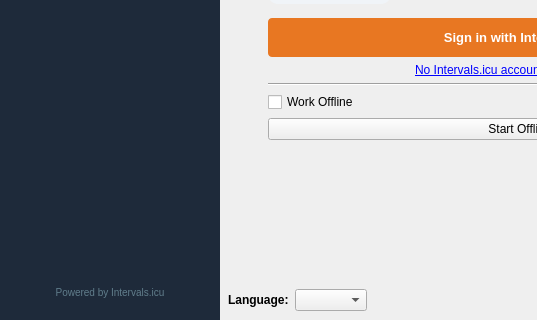
Qt form src/ui/dialoglogin.ui (MaximumTrainer/MaximumTrainer_Redux) before a commit; both pictures show x 0 to 537 and y 200 to 520 of the 820 by 520 pixel window.
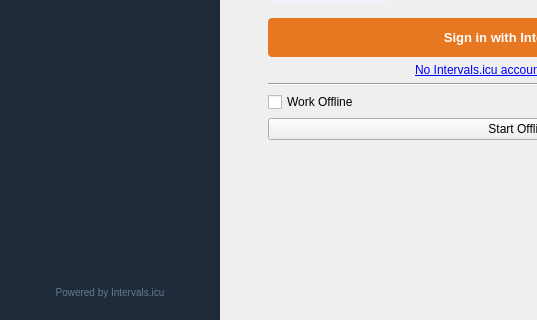
The same form after that commit. Icons and pictures are not drawn. Custom widgets are drawn as their Qt base class.

Diff of the .ui file:
```diff
--- a/src/ui/dialoglogin.ui
+++ b/src/ui/dialoglogin.ui
@@ -581,35 +581,6 @@
          <property name="bottomMargin">
           <number>0</number>
          </property>
-         <item>
-          <widget class="QLabel" name="label_language">
-           <property name="font">
-            <font>
-             <weight>75</weight>
-             <bold>true</bold>
-            </font>
-           </property>
-           <property name="text">
-            <string>Language:</string>
-           </property>
-           <property name="alignment">
-            <set>Qt::AlignLeading|Qt::AlignLeft|Qt::AlignVCenter</set>
-           </property>
-          </widget>
-         </item>
-         <item>
-          <widget class="LanguageComboBox" name="comboBox_language">
-           <property name="sizePolicy">
-            <sizepolicy hsizetype="Preferred" vsizetype="Fixed">
-             <horstretch>0</horstretch>
-             <verstretch>0</verstretch>
-            </sizepolicy>
-           </property>
-           <property name="cursor">
-            <cursorShape>PointingHandCursor</cursorShape>
-           </property>
-          </widget>
-         </item>
          <item>
           <spacer name="horizontalSpacer_bottom">
            <property name="orientation">
@@ -666,13 +637,6 @@
    </item>
   </layout>
  </widget>
- <customwidgets>
-  <customwidget>
-   <class>LanguageComboBox</class>
-   <extends>QComboBox</extends>
-   <header>languagecombobox.h</header>
-  </customwidget>
- </customwidgets>
  <resources>
   <include location="../MyResources.qrc"/>
  </resources>
```
